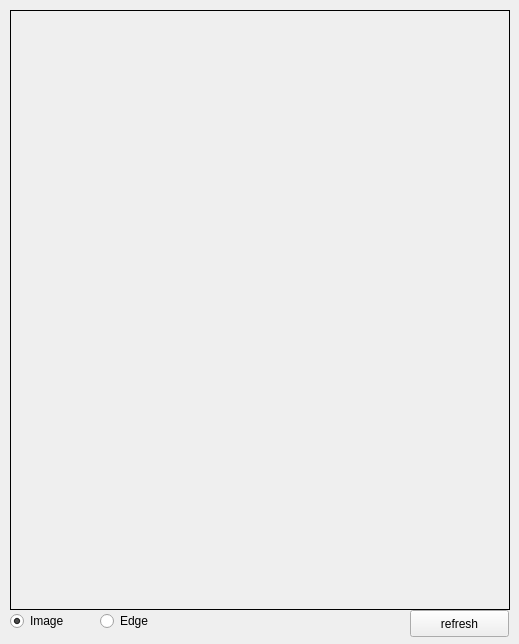
First picture: the form in interfaces/offline/mainwindow.ui, repository ArefMq/SoccerBallDetection, before the edit.
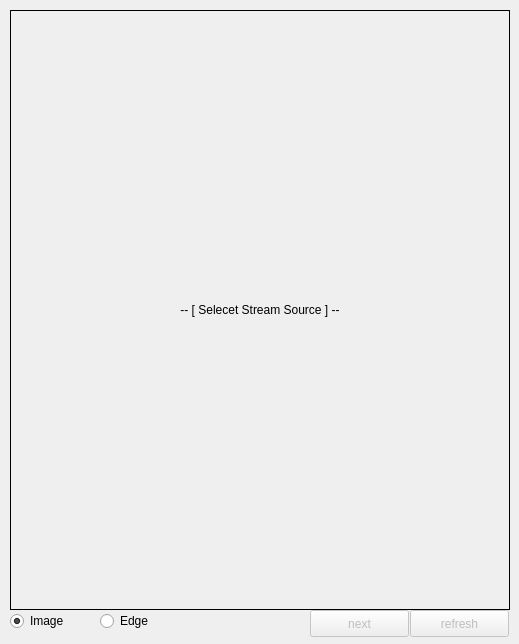
Second picture: the form after the edit.

What changed in the file:
```diff
--- a/interfaces/offline/mainwindow.ui
+++ b/interfaces/offline/mainwindow.ui
@@ -27,7 +27,10 @@
      <enum>QFrame::Box</enum>
     </property>
     <property name="text">
-     <string/>
+     <string>-- [ Selecet Stream Source ] --</string>
+    </property>
+    <property name="alignment">
+     <set>Qt::AlignCenter</set>
     </property>
    </widget>
    <widget class="QRadioButton" name="radioButton">
@@ -59,7 +62,10 @@
      <string>Edge</string>
     </property>
    </widget>
-   <widget class="QPushButton" name="pushButton">
+   <widget class="QPushButton" name="btn_referesh">
+    <property name="enabled">
+     <bool>false</bool>
+    </property>
     <property name="geometry">
      <rect>
       <x>410</x>
@@ -72,6 +78,22 @@
      <string>refresh</string>
     </property>
    </widget>
+   <widget class="QPushButton" name="btn_next">
+    <property name="enabled">
+     <bool>false</bool>
+    </property>
+    <property name="geometry">
+     <rect>
+      <x>310</x>
+      <y>610</y>
+      <width>99</width>
+      <height>27</height>
+     </rect>
+    </property>
+    <property name="text">
+     <string>next</string>
+    </property>
+   </widget>
   </widget>
  </widget>
  <layoutdefault spacing="6" margin="11"/>
```
Left out of the diff: 4 changed lines with no effect on the pictures.
